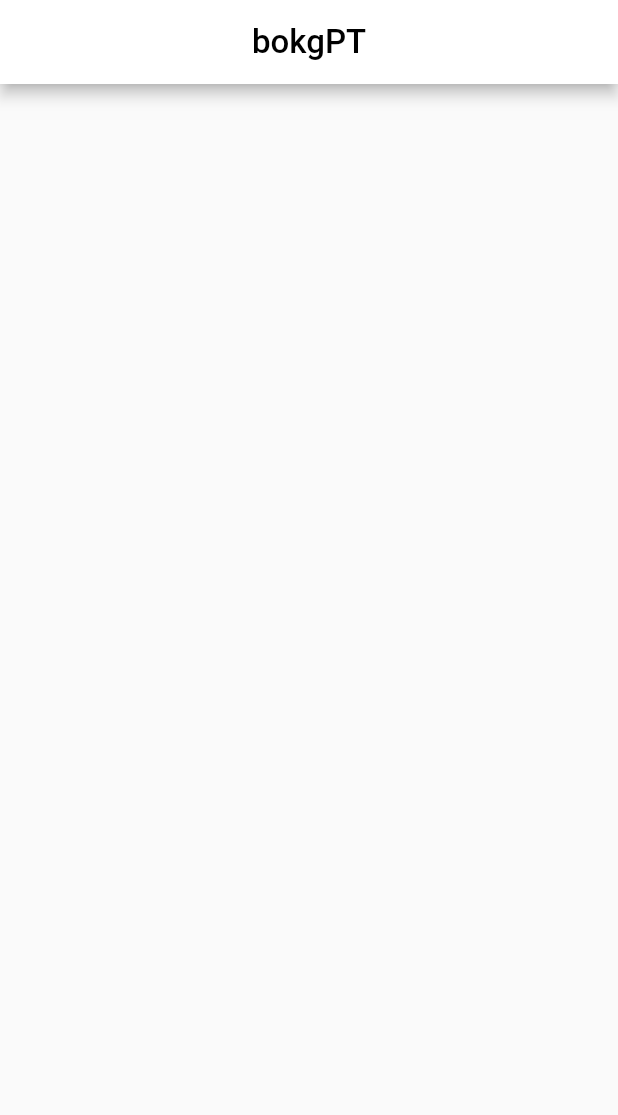
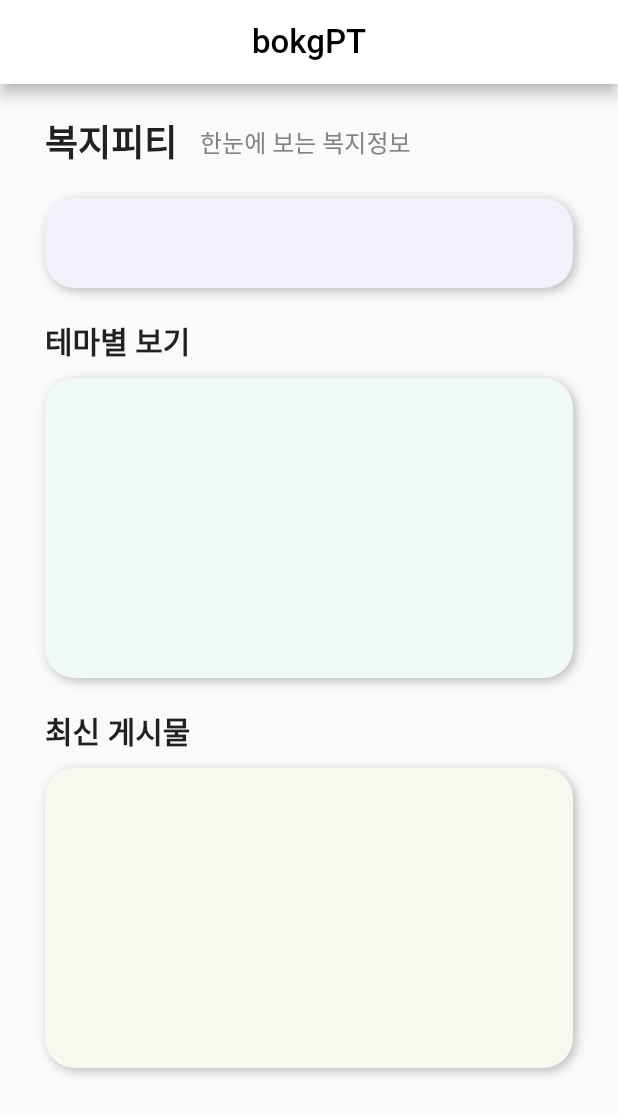
Before and after one commit to ChoiSangwon/bokgPT-client, a Flutter app: the screen it shows after launch, on a phone screen of 412 x 824 dp. Shown: the top 1115 px of the screen. Run offline on Flutter 3.47's test engine with Material 2 defaults, Android fonts, the light colour scheme and no system bars; our stand-ins replace get; Roboto replaces fonts that are missing (pretendard).

Commit message:
feat : add mainscreen box

```diff
--- a/lib/main.dart
+++ b/lib/main.dart
@@ -1,3 +1,4 @@
+import 'package:bokgpt_client/screens/infoscreen/infoscreen.dart';
 import 'package:flutter/material.dart';
 import 'package:get/get.dart';
 
@@ -35,30 +36,7 @@ class MyApp extends StatelessWidget {
                   ),
                 ],
               )),
-          body: MyHomePage(title: "bokgpt"),
+          body: MainScreen(),
         ));
   }
 }
-
-class MyHomePage extends StatefulWidget {
-  const MyHomePage({super.key, required this.title});
-  final String title;
-
-  @override
-  State<MyHomePage> createState() => _MyHomePageState();
-}
-
-class _MyHomePageState extends State<MyHomePage> {
-  int _counter = 0;
-
-  void _incrementCounter() {
-    setState(() {
-      _counter++;
-    });
-  }
-
-  @override
-  Widget build(BuildContext context) {
-    return Scaffold();
-  }
-}
--- a/lib/screens/infoscreen/infoscreen.dart
+++ b/lib/screens/infoscreen/infoscreen.dart
@@ -1 +1,3 @@
 library infoscreen;
+
+export 'mainscreen.dart';
--- /dev/null
+++ b/lib/screens/infoscreen/mainscreen.dart
@@ -0,0 +1,143 @@
+import 'package:flutter/material.dart';
+
+import 'package:get/get.dart';
+
+class MainScreen extends StatefulWidget {
+  const MainScreen({super.key});
+
+  @override
+  State<MainScreen> createState() => _MainScreenState();
+}
+
+class _MainScreenState extends State<MainScreen> {
+  @override
+  Widget build(BuildContext context) {
+    return Scaffold(
+      body: SingleChildScrollView(
+          child: Column(
+        // mainAxisAlignment: MainAxisAlignment.center,
+        children: [
+          //나에게 맞는 시설 추천
+          Container(
+            padding:
+                const EdgeInsets.only(top: 20, bottom: 20, left: 30, right: 30),
+            child: Row(
+              children: [
+                Container(
+                  padding: const EdgeInsets.only(right: 15),
+                  child: const Text(
+                    "복지피티",
+                    style: TextStyle(
+                      fontSize: 24,
+                      fontWeight: FontWeight.w600,
+                    ),
+                  ),
+                ),
+                const Text(
+                  "한눈에 보는 복지정보",
+                  style: TextStyle(
+                    color: Color.fromRGBO(131, 131, 131, 1),
+                    fontSize: 16,
+                  ),
+                ),
+              ],
+            ),
+          ),
+          Container(
+            width: Get.width - 60,
+            height: 60,
+            decoration: BoxDecoration(
+              color: const Color.fromRGBO(240, 241, 249, 1),
+              borderRadius: const BorderRadius.all(
+                Radius.circular(20),
+              ),
+              boxShadow: [
+                BoxShadow(
+                  color: Colors.grey.withOpacity(0.7),
+                  spreadRadius: 0,
+                  blurRadius: 5.0,
+                  offset: const Offset(2, 2), // changes position of shadow
+                ),
+              ],
+            ),
+          ),
+          //테마별 보기
+          Container(
+            padding: const EdgeInsets.only(left: 30, right: 30, top: 20),
+            child: Column(
+              children: [
+                Container(
+                  alignment: Alignment.centerLeft,
+                  padding: const EdgeInsets.only(bottom: 10),
+                  child: const Text(
+                    "테마별 보기",
+                    style: TextStyle(
+                      fontSize: 20,
+                      fontWeight: FontWeight.w600,
+                    ),
+                  ),
+                ),
+                Container(
+                  width: Get.width - 60,
+                  height: 200,
+                  decoration: BoxDecoration(
+                    color: const Color.fromRGBO(240, 249, 243, 1),
+                    borderRadius: const BorderRadius.all(
+                      Radius.circular(20),
+                    ),
+                    boxShadow: [
+                      BoxShadow(
+                        color: Colors.grey.withOpacity(0.7),
+                        spreadRadius: 0,
+                        blurRadius: 5.0,
+                        offset:
+                            const Offset(2, 2), // changes position of shadow
+                      ),
+                    ],
+                  ),
+                ),
+              ],
+            ),
+          ),
+          Container(
+            padding: const EdgeInsets.only(left: 30, right: 30, top: 20),
+            child: Column(
+              children: [
+                Container(
+                  alignment: Alignment.centerLeft,
+                  padding: const EdgeInsets.only(bottom: 10),
+                  child: const Text(
+                    "최신 게시물",
+                    style: TextStyle(
+                      fontSize: 20,
+                      fontWeight: FontWeight.w600,
+                    ),
+                  ),
+                ),
+                Container(
+                  width: Get.width - 60,
+                  height: 200,
+                  decoration: BoxDecoration(
+                    color: const Color.fromRGBO(249, 248, 240, 1),
+                    borderRadius: const BorderRadius.all(
+                      Radius.circular(20),
+                    ),
+                    boxShadow: [
+                      BoxShadow(
+                        color: Colors.grey.withOpacity(0.7),
+                        spreadRadius: 0,
+                        blurRadius: 5.0,
+                        offset:
+                            const Offset(2, 2), // changes position of shadow
+                      ),
+                    ],
+                  ),
+                ),
+              ],
+            ),
+          )
+        ],
+      )),
+    );
+  }
+}
```
